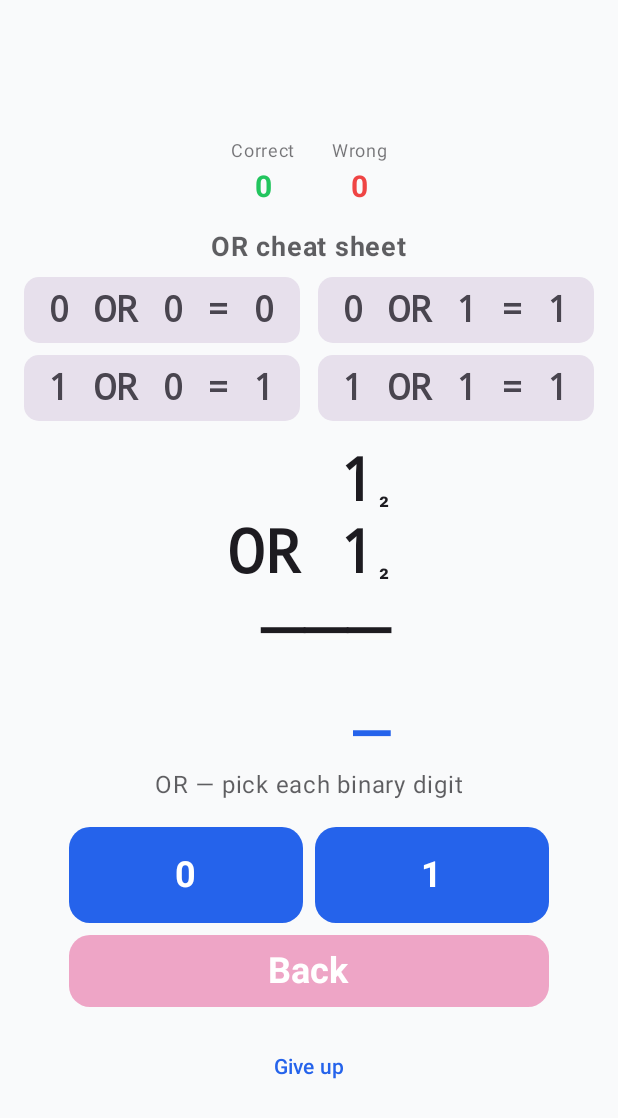
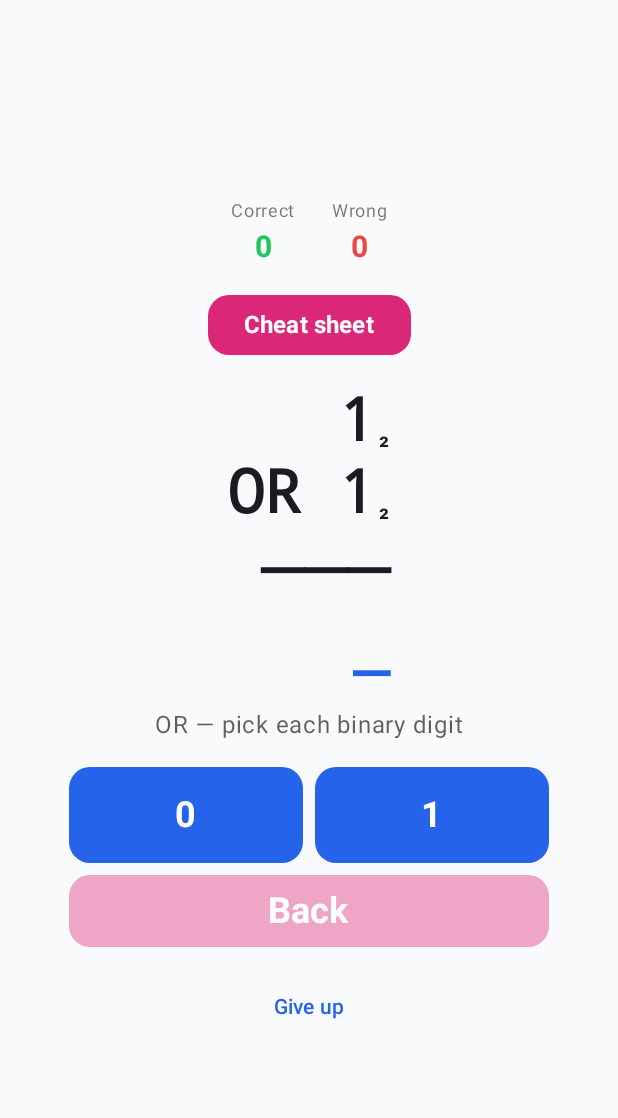
Before and after one commit to dividetask/homeschool-teacher, an Android app built with Jetpack Compose: the composable BinaryOperationsScreen shown on its own in the app's theme, on a phone screen of 412 x 824 dp. Shown: the top 1118 px of the screen. Run offline under Robolectric (Android 15) with nearby library versions, the phone set to English and light mode, and no system bars.

Commit message:
Binary cheat sheet: behind a button, laid out like the problem
Replace the always-on cheat sheet with a 'Cheat sheet' button. Pressing
it opens a full-screen overlay showing the operator's single-bit truth
table, each entry drawn in the same stacked layout and size as the
problem (operands stacked, subscripts, rule line, result). Press again or
tap to hide; auto-hides after 8s; resets on each new problem.

```diff
--- a/app/src/main/java/com/dividetask/homeschoolteacher/binary/BinaryOperationsScreen.kt
+++ b/app/src/main/java/com/dividetask/homeschoolteacher/binary/BinaryOperationsScreen.kt
@@ -1,6 +1,7 @@
 package com.dividetask.homeschoolteacher.binary
 
 import androidx.compose.foundation.background
+import androidx.compose.foundation.clickable
 import androidx.compose.foundation.layout.Arrangement
 import androidx.compose.foundation.layout.Box
 import androidx.compose.foundation.layout.Column
@@ -71,8 +72,20 @@ fun BinaryOperationsScreen(
         }
     }
 
+    // The cheat sheet is hidden behind a button. Showing it starts an
+    // 8-second auto-hide; pressing the button again hides it early. Resets
+    // to hidden on each new problem.
+    var showCheat by remember(state.problem) { mutableStateOf(false) }
+    LaunchedEffect(showCheat) {
+        if (showCheat) {
+            delay(8000)
+            showCheat = false
+        }
+    }
+
+    Box(modifier = modifier.fillMaxSize()) {
         Column(
-        modifier = modifier
+            modifier = Modifier
                 .fillMaxSize()
                 .padding(16.dp),
             horizontalAlignment = Alignment.CenterHorizontally,
@@ -83,7 +96,20 @@ fun BinaryOperationsScreen(
                 ScoreItem("Wrong", state.wrongCount, Color(0xFFEF4444))
             }
 
-        CheatSheet(operator = problem.operator)
+            Button(
+                onClick = { showCheat = !showCheat },
+                shape = RoundedCornerShape(14.dp),
+                colors = ButtonDefaults.buttonColors(
+                    containerColor = MaterialTheme.colorScheme.secondary,
+                    contentColor = Color.White,
+                ),
+            ) {
+                Text(
+                    text = if (showCheat) "Hide cheat sheet" else "Cheat sheet",
+                    fontSize = 16.sp,
+                    fontWeight = FontWeight.Bold,
+                )
+            }
 
             BinaryEquation(
                 problem = problem,
@@ -118,6 +144,14 @@ fun BinaryOperationsScreen(
                 Text("Give up", fontSize = 14.sp)
             }
         }
+
+        if (showCheat) {
+            CheatSheetOverlay(
+                operator = problem.operator,
+                onDismiss = { showCheat = false },
+            )
+        }
+    }
 }
 
 @Composable
@@ -138,45 +172,55 @@ private fun ScoreItem(label: String, value: Int, color: Color) {
 }
 
 /**
- * Cheat sheet for the current operator only: the single-bit truth table
- * (0/1 × 0/1). For Level 0 (1-bit) this is literally every possible
- * question; for Level 1 (3-bit) it's the rule applied to each column.
+ * Full-screen cheat-sheet overlay for the current operator only: the
+ * single-bit truth table (0/1 × 0/1), each entry drawn in the same stacked
+ * layout and size as the problem itself. For Level 0 (1-bit) these are
+ * literally every possible question; for Level 1 (3-bit) they are the rule
+ * applied to each column. Tap anywhere to close.
  */
 @Composable
-private fun CheatSheet(operator: BinaryOperator) {
-    val combos = listOf(0 to 0, 0 to 1, 1 to 0, 1 to 1)
+private fun CheatSheetOverlay(operator: BinaryOperator, onDismiss: () -> Unit) {
+    Box(
+        modifier = Modifier
+            .fillMaxSize()
+            .background(MaterialTheme.colorScheme.background.copy(alpha = 0.97f))
+            .clickable(onClick = onDismiss),
+        contentAlignment = Alignment.Center,
+    ) {
         Column(
             horizontalAlignment = Alignment.CenterHorizontally,
-        verticalArrangement = Arrangement.spacedBy(8.dp),
+            verticalArrangement = Arrangement.spacedBy(20.dp),
         ) {
             Text(
-            text = "${operator.verbalName} cheat sheet",
+                text = "${operator.verbalName} cheat sheet — tap to close",
                 fontSize = 18.sp,
                 fontWeight = FontWeight.Bold,
                 color = MaterialTheme.colorScheme.onBackground.copy(alpha = 0.7f),
             )
-        combos.chunked(2).forEach { rowPairs ->
-            Row(horizontalArrangement = Arrangement.spacedBy(12.dp)) {
-                rowPairs.forEach { (a, b) ->
-                    Box(
-                        modifier = Modifier
-                            .background(
-                                MaterialTheme.colorScheme.surfaceVariant,
-                                shape = RoundedCornerShape(10.dp),
-                            )
-                            .padding(horizontal = 16.dp, vertical = 8.dp),
-                    ) {
-                        Text(
-                            text = "$a ${operator.verbalName} $b = ${operator.apply(a, b)}",
-                            fontFamily = FontFamily.Monospace,
-                            fontSize = 24.sp,
-                            fontWeight = FontWeight.Bold,
-                            color = MaterialTheme.colorScheme.onSurfaceVariant,
-                        )
+            listOf(listOf(0 to 0, 0 to 1), listOf(1 to 0, 1 to 1)).forEach { rowPairs ->
+                Row(horizontalArrangement = Arrangement.spacedBy(32.dp)) {
+                    rowPairs.forEach { (a, b) -> CheatSheetEntry(a, b, operator) }
                 }
             }
         }
     }
+}
+
+/** One truth-table entry, stacked and sized exactly like the problem. */
+@Composable
+private fun CheatSheetEntry(op1: Int, op2: Int, operator: BinaryOperator) {
+    val onBg = MaterialTheme.colorScheme.onBackground
+    Column(horizontalAlignment = Alignment.End) {
+        BinaryLine(leading = "  ", digits = op1.toString(), color = onBg, subscript = true)
+        BinaryLine(leading = "${operator.verbalName} ", digits = op2.toString(), color = onBg, subscript = true)
+        Text(
+            text = "─".repeat(3),
+            fontFamily = FontFamily.Monospace,
+            fontSize = 40.sp,
+            fontWeight = FontWeight.Bold,
+            color = onBg,
+        )
+        BinaryLine(leading = "  ", digits = operator.apply(op1, op2).toString(), color = onBg, subscript = true)
     }
 }
 
```
Also changed, not shown: 1 other file. Lines whose indentation alone changed are shown as unchanged.
